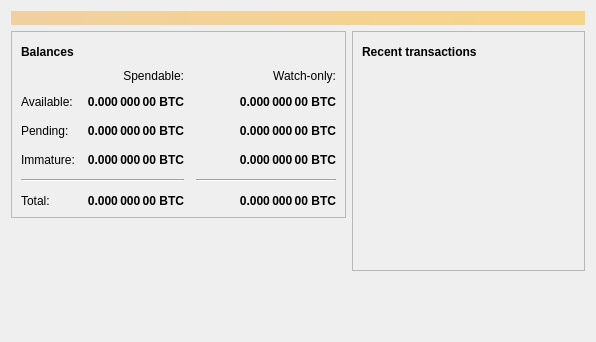
Before: the Qt Designer form src/qt/forms/overviewpage.ui in meighti/bitcoin, drawn with Qt 5.
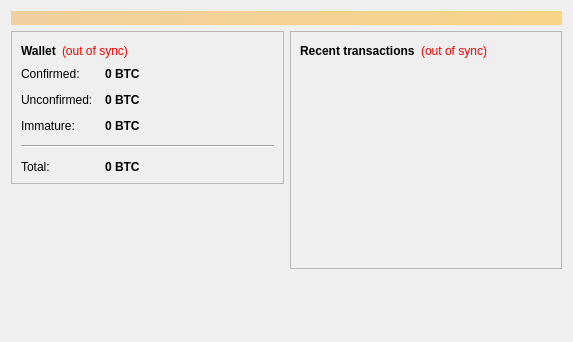
After: the same form once the commit is applied. Icons and pictures are not drawn.

Patch:
```diff
--- a/src/qt/forms/overviewpage.ui
+++ b/src/qt/forms/overviewpage.ui
@@ -6,7 +6,7 @@
    <rect>
     <x>0</x>
     <y>0</y>
-    <width>596</width>
+    <width>573</width>
     <height>342</height>
    </rect>
   </property>
@@ -54,45 +54,28 @@
                </font>
               </property>
               <property name="text">
-               <string>Balances</string>
+               <string>Wallet</string>
               </property>
              </widget>
             </item>
             <item>
-             <widget class="QPushButton" name="labelWalletStatus">
-              <property name="enabled">
-               <bool>false</bool>
-              </property>
-              <property name="maximumSize">
-               <size>
-                <width>30</width>
-                <height>16777215</height>
-               </size>
-              </property>
+             <widget class="QLabel" name="labelWalletStatus">
               <property name="toolTip">
                <string>The displayed information may be out of date. Your wallet automatically synchronizes with the Bitcoin network after a connection is established, but this process has not completed yet.</string>
               </property>
+              <property name="styleSheet">
+               <string notr="true">QLabel { color: red; }</string>
+              </property>
               <property name="text">
-               <string/>
+               <string notr="true">(out of sync)</string>
               </property>
-              <property name="icon">
-               <iconset resource="../bitcoin.qrc">
-                <normaloff>:/icons/warning</normaloff>
-                <disabledoff>:/icons/warning</disabledoff>:/icons/warning</iconset>
-              </property>
-              <property name="iconSize">
-               <size>
-                <width>24</width>
-                <height>24</height>
-               </size>
-              </property>
-              <property name="flat">
-               <bool>true</bool>
+              <property name="alignment">
+               <set>Qt::AlignLeading|Qt::AlignLeft|Qt::AlignVCenter</set>
               </property>
              </widget>
             </item>
             <item>
-             <spacer name="horizontalSpacer_3">
+             <spacer name="horizontalSpacer_2">
               <property name="orientation">
                <enum>Qt::Horizontal</enum>
               </property>
@@ -107,12 +90,25 @@
            </layout>
           </item>
           <item>
-           <layout class="QGridLayout" name="gridLayout">
-            <property name="spacing">
+           <layout class="QFormLayout" name="formLayout_2">
+            <property name="fieldGrowthPolicy">
+             <enum>QFormLayout::AllNonFixedFieldsGrow</enum>
+            </property>
+            <property name="horizontalSpacing">
              <number>12</number>
             </property>
-            <item row="2" column="2">
-             <widget class="QLabel" name="labelWatchPending">
+            <property name="verticalSpacing">
+             <number>12</number>
+            </property>
+            <item row="0" column="0">
+             <widget class="QLabel" name="label">
+              <property name="text">
+               <string>Confirmed:</string>
+              </property>
+             </widget>
+            </item>
+            <item row="0" column="1">
+             <widget class="QLabel" name="labelBalance">
               <property name="font">
                <font>
                 <weight>75</weight>
@@ -126,17 +122,21 @@
                <string>Unconfirmed transactions to watch-only addresses</string>
               </property>
               <property name="text">
-               <string notr="true">0.000 000 00 BTC</string>
-              </property>
-              <property name="alignment">
-               <set>Qt::AlignRight|Qt::AlignTrailing|Qt::AlignVCenter</set>
+               <string notr="true">0 BTC</string>
               </property>
               <property name="textInteractionFlags">
                <set>Qt::LinksAccessibleByMouse|Qt::TextSelectableByKeyboard|Qt::TextSelectableByMouse</set>
               </property>
              </widget>
             </item>
-            <item row="2" column="1">
+            <item row="1" column="0">
+             <widget class="QLabel" name="label_3">
+              <property name="text">
+               <string>Unconfirmed:</string>
+              </property>
+             </widget>
+            </item>
+            <item row="1" column="1">
              <widget class="QLabel" name="labelUnconfirmed">
               <property name="font">
                <font>
@@ -151,120 +151,47 @@
                <string>Total of transactions that have yet to be confirmed, and do not yet count toward the spendable balance</string>
               </property>
               <property name="text">
-               <string notr="true">0.000 000 00 BTC</string>
+               <string notr="true">0 BTC</string>
               </property>
-              <property name="alignment">
-               <set>Qt::AlignRight|Qt::AlignTrailing|Qt::AlignVCenter</set>
-              </property>
               <property name="textInteractionFlags">
                <set>Qt::LinksAccessibleByMouse|Qt::TextSelectableByKeyboard|Qt::TextSelectableByMouse</set>
               </property>
              </widget>
             </item>
-            <item row="3" column="2">
-             <widget class="QLabel" name="labelWatchImmature">
-              <property name="font">
-               <font>
-                <weight>75</weight>
-                <bold>true</bold>
-               </font>
-              </property>
-              <property name="cursor">
-               <cursorShape>IBeamCursor</cursorShape>
-              </property>
-              <property name="toolTip">
-               <string>Mined balance in watch-only addresses that has not yet matured</string>
-              </property>
-              <property name="text">
-               <string notr="true">0.000 000 00 BTC</string>
-              </property>
-              <property name="alignment">
-               <set>Qt::AlignRight|Qt::AlignTrailing|Qt::AlignVCenter</set>
-              </property>
-              <property name="textInteractionFlags">
-               <set>Qt::LinksAccessibleByMouse|Qt::TextSelectableByKeyboard|Qt::TextSelectableByMouse</set>
-              </property>
-             </widget>
-            </item>
-            <item row="4" column="0" colspan="2">
-             <widget class="Line" name="line">
-              <property name="orientation">
-               <enum>Qt::Horizontal</enum>
-              </property>
-             </widget>
-            </item>
-            <item row="4" column="2">
-             <widget class="Line" name="lineWatchBalance">
-              <property name="sizePolicy">
-               <sizepolicy hsizetype="Preferred" vsizetype="Fixed">
-                <horstretch>0</horstretch>
-                <verstretch>0</verstretch>
-               </sizepolicy>
-              </property>
-              <property name="minimumSize">
-               <size>
-                <width>140</width>
-                <height>0</height>
-               </size>
-              </property>
-              <property name="orientation">
-               <enum>Qt::Horizontal</enum>
-              </property>
-             </widget>
-            </item>
-            <item row="5" column="0">
-             <widget class="QLabel" name="labelTotalText">
-              <property name="text">
-               <string>Total:</string>
-              </property>
-             </widget>
-            </item>
-            <item row="3" column="1">
-             <widget class="QLabel" name="labelImmature">
-              <property name="font">
-               <font>
-                <weight>75</weight>
-                <bold>true</bold>
-               </font>
-              </property>
-              <property name="cursor">
-               <cursorShape>IBeamCursor</cursorShape>
-              </property>
-              <property name="toolTip">
-               <string>Mined balance that has not yet matured</string>
-              </property>
-              <property name="text">
-               <string notr="true">0.000 000 00 BTC</string>
-              </property>
-              <property name="alignment">
-               <set>Qt::AlignRight|Qt::AlignTrailing|Qt::AlignVCenter</set>
-              </property>
-              <property name="textInteractionFlags">
-               <set>Qt::LinksAccessibleByMouse|Qt::TextSelectableByKeyboard|Qt::TextSelectableByMouse</set>
-              </property>
-             </widget>
-            </item>
-            <item row="2" column="3">
-             <spacer name="horizontalSpacer_2">
-              <property name="orientation">
-               <enum>Qt::Horizontal</enum>
-              </property>
-              <property name="sizeHint" stdset="0">
-               <size>
-                <width>40</width>
-                <height>20</height>
-               </size>
-              </property>
-             </spacer>
-            </item>
-            <item row="3" column="0">
+            <item row="2" column="0">
              <widget class="QLabel" name="labelImmatureText">
               <property name="text">
                <string>Immature:</string>
               </property>
              </widget>
             </item>
-            <item row="5" column="1">
+            <item row="2" column="1">
+             <widget class="QLabel" name="labelImmature">
+              <property name="font">
+               <font>
+                <weight>75</weight>
+                <bold>true</bold>
+               </font>
+              </property>
+              <property name="toolTip">
+               <string>Mined balance that has not yet matured</string>
+              </property>
+              <property name="text">
+               <string notr="true">0 BTC</string>
+              </property>
+              <property name="textInteractionFlags">
+               <set>Qt::LinksAccessibleByMouse|Qt::TextSelectableByKeyboard|Qt::TextSelectableByMouse</set>
+              </property>
+             </widget>
+            </item>
+            <item row="4" column="0">
+             <widget class="QLabel" name="labelTotalText">
+              <property name="text">
+               <string>Total:</string>
+              </property>
+             </widget>
+            </item>
+            <item row="4" column="1">
              <widget class="QLabel" name="labelTotal">
               <property name="font">
                <font>
@@ -279,122 +206,17 @@
                <string>Your current total balance</string>
               </property>
               <property name="text">
-               <string notr="true">0.000 000 00 BTC</string>
+               <string notr="true">0 BTC</string>
               </property>
-              <property name="alignment">
-               <set>Qt::AlignRight|Qt::AlignTrailing|Qt::AlignVCenter</set>
-              </property>
               <property name="textInteractionFlags">
                <set>Qt::LinksAccessibleByMouse|Qt::TextSelectableByKeyboard|Qt::TextSelectableByMouse</set>
               </property>
              </widget>
             </item>
-            <item row="5" column="2">
-             <widget class="QLabel" name="labelWatchTotal">
-              <property name="font">
-               <font>
-                <weight>75</weight>
-                <bold>true</bold>
-               </font>
-              </property>
-              <property name="cursor">
-               <cursorShape>IBeamCursor</cursorShape>
-              </property>
-              <property name="toolTip">
-               <string>Current total balance in watch-only addresses</string>
-              </property>
-              <property name="text">
-               <string notr="true">0.000 000 00 BTC</string>
-              </property>
-              <property name="alignment">
-               <set>Qt::AlignRight|Qt::AlignTrailing|Qt::AlignVCenter</set>
-              </property>
-              <property name="textInteractionFlags">
-               <set>Qt::LinksAccessibleByMouse|Qt::TextSelectableByKeyboard|Qt::TextSelectableByMouse</set>
-              </property>
-             </widget>
-            </item>
-            <item row="0" column="2">
-             <widget class="QLabel" name="labelWatchonly">
-              <property name="text">
-               <string>Watch-only:</string>
-              </property>
-              <property name="alignment">
-               <set>Qt::AlignRight|Qt::AlignTrailing|Qt::AlignVCenter</set>
-              </property>
-             </widget>
-            </item>
-            <item row="1" column="0">
-             <widget class="QLabel" name="labelBalanceText">
-              <property name="text">
-               <string>Available:</string>
-              </property>
-             </widget>
-            </item>
-            <item row="1" column="1">
-             <widget class="QLabel" name="labelBalance">
-              <property name="font">
-               <font>
-                <weight>75</weight>
-                <bold>true</bold>
-               </font>
-              </property>
-              <property name="cursor">
-               <cursorShape>IBeamCursor</cursorShape>
-              </property>
-              <property name="toolTip">
-               <string>Your current spendable balance</string>
-              </property>
-              <property name="text">
-               <string notr="true">0.000 000 00 BTC</string>
-              </property>
-              <property name="alignment">
-               <set>Qt::AlignRight|Qt::AlignTrailing|Qt::AlignVCenter</set>
-              </property>
-              <property name="textInteractionFlags">
-               <set>Qt::LinksAccessibleByMouse|Qt::TextSelectableByKeyboard|Qt::TextSelectableByMouse</set>
-              </property>
-             </widget>
-            </item>
-            <item row="1" column="2">
-             <widget class="QLabel" name="labelWatchAvailable">
-              <property name="font">
-               <font>
-                <weight>75</weight>
-                <bold>true</bold>
-               </font>
-              </property>
-              <property name="cursor">
-               <cursorShape>IBeamCursor</cursorShape>
-              </property>
-              <property name="toolTip">
-               <string>Your current balance in watch-only addresses</string>
-              </property>
-              <property name="text">
-               <string notr="true">0.000 000 00 BTC</string>
-              </property>
-              <property name="alignment">
-               <set>Qt::AlignRight|Qt::AlignTrailing|Qt::AlignVCenter</set>
-              </property>
-              <property name="textInteractionFlags">
-               <set>Qt::LinksAccessibleByMouse|Qt::TextSelectableByKeyboard|Qt::TextSelectableByMouse</set>
-              </property>
-             </widget>
-            </item>
-            <item row="2" column="0">
-             <widget class="QLabel" name="labelPendingText">
-              <property name="text">
-               <string>Pending:</string>
-              </property>
-             </widget>
-            </item>
-            <item row="0" column="1">
-             <widget class="QLabel" name="labelSpendable">
-              <property name="text">
-               <string>Spendable:</string>
-              </property>
-              <property name="alignment">
-               <set>Qt::AlignRight|Qt::AlignTrailing|Qt::AlignVCenter</set>
+            <item row="3" column="0" colspan="2">
+             <widget class="Line" name="line">
+              <property name="orientation">
+               <enum>Qt::Horizontal</enum>
               </property>
              </widget>
             </item>
@@ -433,47 +255,24 @@
            <layout class="QHBoxLayout" name="horizontalLayout_2">
             <item>
              <widget class="QLabel" name="label_4">
-              <property name="font">
-               <font>
-                <weight>75</weight>
-                <bold>true</bold>
-               </font>
-              </property>
               <property name="text">
-               <string>Recent transactions</string>
+               <string>&lt;b&gt;Recent transactions&lt;/b&gt;</string>
               </property>
              </widget>
             </item>
             <item>
-             <widget class="QPushButton" name="labelTransactionsStatus">
-              <property name="enabled">
-               <bool>false</bool>
-              </property>
-              <property name="maximumSize">
-               <size>
-                <width>30</width>
-                <height>16777215</height>
-               </size>
-              </property>
+             <widget class="QLabel" name="labelTransactionsStatus">
               <property name="toolTip">
                <string>The displayed information may be out of date. Your wallet automatically synchronizes with the Bitcoin network after a connection is established, but this process has not completed yet.</string>
               </property>
+              <property name="styleSheet">
+               <string notr="true">QLabel { color: red; }</string>
+              </property>
               <property name="text">
-               <string/>
+               <string notr="true">(out of sync)</string>
               </property>
-              <property name="icon">
-               <iconset resource="../bitcoin.qrc">
-                <normaloff>:/icons/warning</normaloff>
-                <disabledoff>:/icons/warning</disabledoff>:/icons/warning</iconset>
-              </property>
-              <property name="iconSize">
-               <size>
-                <width>24</width>
-                <height>24</height>
-               </size>
-              </property>
-              <property name="flat">
-               <bool>true</bool>
+              <property name="alignment">
+               <set>Qt::AlignRight|Qt::AlignTrailing|Qt::AlignVCenter</set>
               </property>
              </widget>
             </item>
```
Left out of the diff: 2 changed lines with no effect on the pictures.
